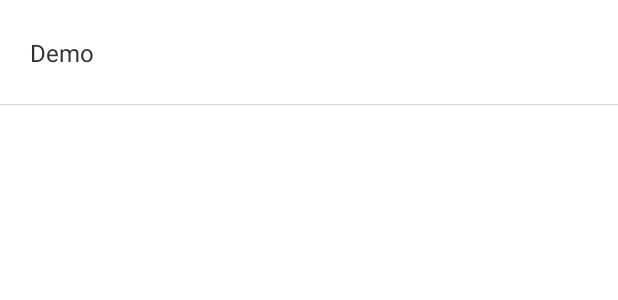
After one commit to COMP90018-W16-5/vic-market-android, an Android app: the layout item_category.xml on its own in the app's theme, with its tools: preview values and no code run, on a phone screen of 412 x 824 dp. The commit adds this screen. Shown: the top 300 px of the screen. Run offline under Robolectric (Android 15) with nearby library versions, the phone set to English and light mode, and no system bars; network calls fail.

Commit message:
finished category list page

```diff
--- a/app/src/main/java/group/unimelb/vicmarket/retrofit/Api.java
+++ b/app/src/main/java/group/unimelb/vicmarket/retrofit/Api.java
@@ -2,6 +2,7 @@ package group.unimelb.vicmarket.retrofit;
 
 import java.util.Map;
 
+import group.unimelb.vicmarket.retrofit.bean.CategoriesBean;
 import group.unimelb.vicmarket.retrofit.bean.MainItemListBean;
 import group.unimelb.vicmarket.retrofit.bean.SignInBean;
 import io.reactivex.Observable;
@@ -19,4 +20,7 @@ public interface Api {
 
     @GET
     Observable<MainItemListBean> searchItemList(@Url String url, @QueryMap Map<String, Object> map);
+
+    @GET
+    Observable<CategoriesBean> getCategories(@Url String url);
 }
--- a/app/src/main/java/group/unimelb/vicmarket/retrofit/RetrofitHelper.java
+++ b/app/src/main/java/group/unimelb/vicmarket/retrofit/RetrofitHelper.java
@@ -6,6 +6,7 @@ import java.util.HashMap;
 import java.util.Map;
 import java.util.concurrent.TimeUnit;
 
+import group.unimelb.vicmarket.retrofit.bean.CategoriesBean;
 import group.unimelb.vicmarket.retrofit.bean.MainItemListBean;
 import group.unimelb.vicmarket.retrofit.bean.SignInBean;
 import io.reactivex.Observable;
@@ -83,6 +84,11 @@ public class RetrofitHelper {
         execute(api.searchItemList(URL, params), observer);
     }
 
+    public void getCategories(Observer<CategoriesBean> observer) {
+        String URL = BASE_URL + "/item/categories";
+        execute(api.getCategories(URL), observer);
+    }
+
     private void execute(Observable observable, Observer observer) {
         observable.subscribeOn(Schedulers.io())
                 .unsubscribeOn(Schedulers.io())
--- /dev/null
+++ b/app/src/main/res/layout/item_category.xml
@@ -0,0 +1,24 @@
+<?xml version="1.0" encoding="utf-8"?>
+<RelativeLayout xmlns:android="http://schemas.android.com/apk/res/android"
+    android:layout_width="match_parent"
+    android:id="@+id/item_category_holder"
+    android:background="@drawable/bg_ripple_white"
+    android:layout_height="70dp" >
+    <TextView
+        android:id="@+id/item_category_name"
+        android:layout_width="wrap_content"
+        android:layout_centerVertical="true"
+        android:textColor="@color/colorTitle"
+        android:text="Demo"
+        android:layout_marginStart="20dp"
+        android:textSize="16sp"
+        android:gravity="center_vertical"
+        android:layout_height="wrap_content">
+
+    </TextView>
+    <View
+        android:layout_alignParentBottom="true"
+        android:background="@color/colorSilver"
+        android:layout_width="match_parent"
+        android:layout_height="1px"></View>
+</RelativeLayout>
```
Also changed, not shown: app/src/main/java/group/unimelb/vicmarket/activity/CategoryListActivity.java (+71 -0 lines), app/src/main/java/group/unimelb/vicmarket/adapter/CategoryListAdapter.java (added, +76 -0 lines), app/src/main/java/group/unimelb/vicmarket/retrofit/bean/CategoriesBean.java (added, +66 -0 lines), app/src/main/res/layout/activity_category_list.xml (+16 -2 lines).
